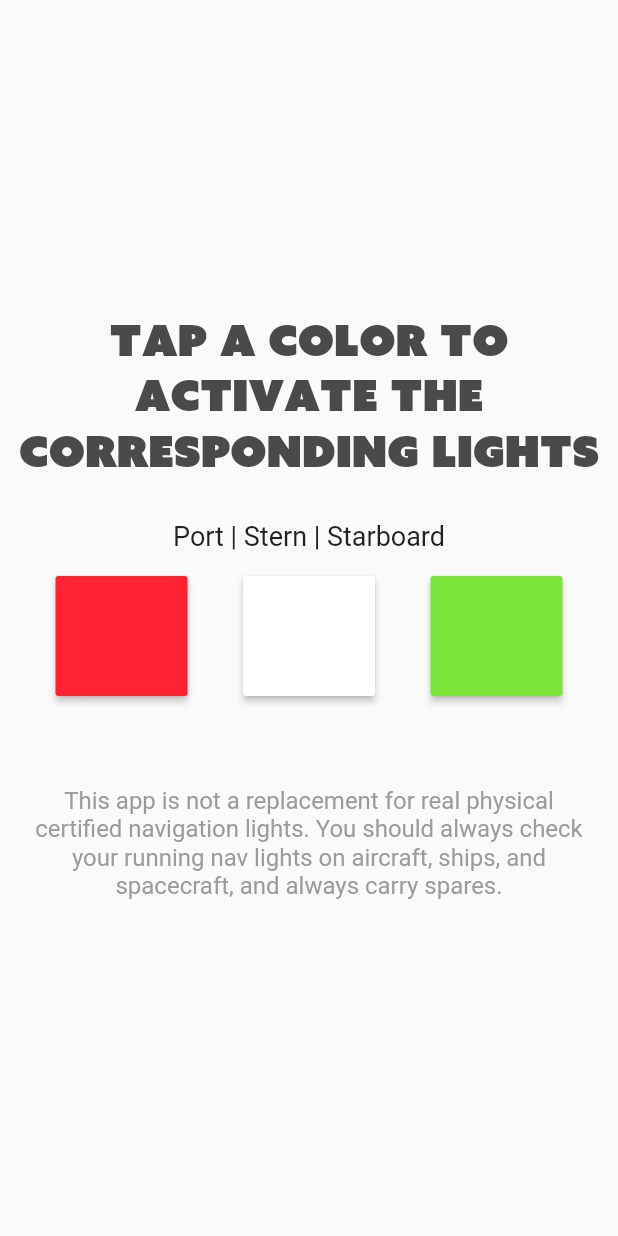
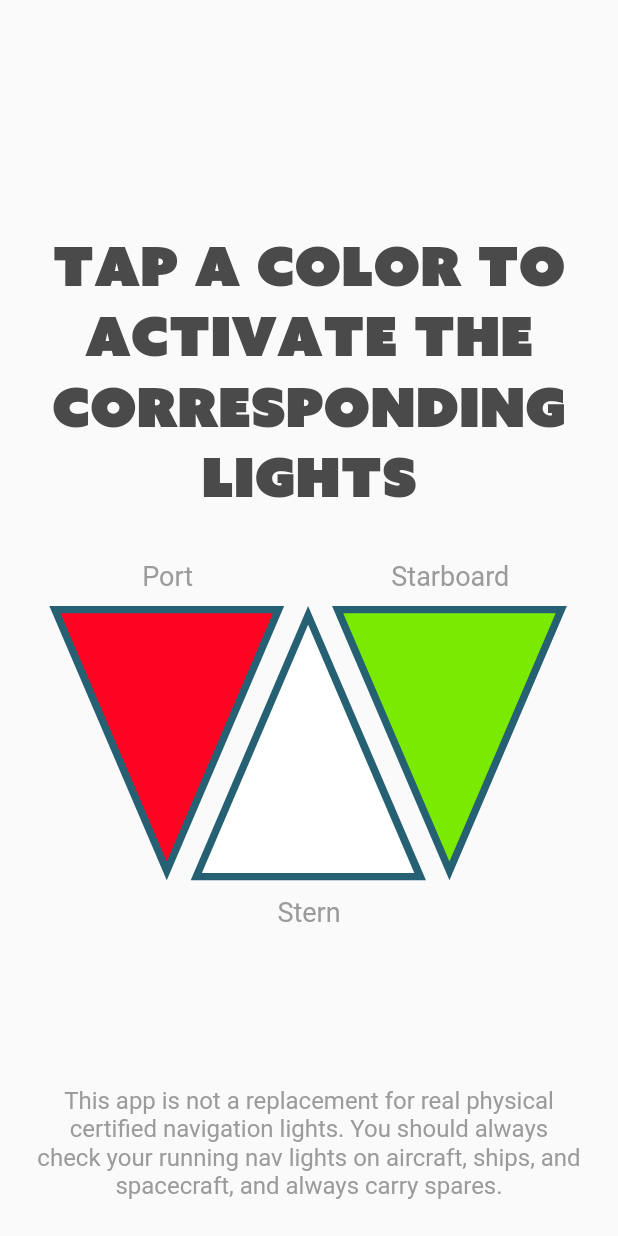
Before and after one commit to supitchayapat/emergency-nav-lights-sim-flutter, a Flutter app: the HomePage screen opened directly, on a phone screen of 412 x 824 dp. Run offline on Flutter 3.47's test engine with Material 2 defaults, Android fonts, the phone set to English and light mode, and no system bars; our stand-ins replace flutter_svg.

Commit message:
add light boxes on home page

```diff
--- a/lib/page/home-page.dart
+++ b/lib/page/home-page.dart
@@ -1,70 +1,125 @@
 import 'package:emergency_nav_lights_sim/app-constant.dart';
 import 'package:emergency_nav_lights_sim/page/one-light-page.dart';
 import 'package:flutter/material.dart';
+import 'package:flutter_svg/svg.dart';
 
 class HomePage extends StatelessWidget {
+  void navigateToOneLight(context, color) {
+    Navigator.push(
+      context,
+      MaterialPageRoute(builder: (context) => OneLightPage(color)),
+    );
+  }
+
   @override
   Widget build(BuildContext context) {
+    var boxWidth = MediaQuery.of(context).size.width / 2.6;
+    var boxHeight = boxWidth * 1.169;
+
+    var boxMargin = MediaQuery.of(context).size.width / 2.0 - boxWidth - 15;
+
     return Scaffold(
-      body: Center(
-        child: Column(
+      body: Stack(
+        children: [
+          Column(
             mainAxisAlignment: MainAxisAlignment.center,
             children: <Widget>[
               Container(
-              margin: EdgeInsets.only(bottom: 28.0),
+                margin: EdgeInsets.only(
+                    left: 16.0, right: 16.0, top: 48.0, bottom: 32.0),
                 child: Text("Tap a color to activate the corresponding lights",
                     textAlign: TextAlign.center,
                     style: TextStyle(
-                      fontSize: 28.0,
+                        fontSize: 36.0,
                         color: AppColors.dark,
                         fontFamily: "AzoSansUber")),
               ),
-            Container(
-              margin: EdgeInsets.only(bottom: 16.0),
+              Stack(
+                  overflow: Overflow.visible,
+                  alignment: Alignment.topLeft,
+                  children: [
+                    Positioned(
+                        left: boxMargin,
+                        child: InkWell(
+                          onTap: () =>
+                              navigateToOneLight(context, AppColors.red),
+                          child: Column(
+                            children: [
+                              SizedBox(
+                                height: 30.0,
                                 child: Text(
-                "Port | Stern | Starboard",
-                textAlign: TextAlign.center,
-                style: TextStyle(fontSize: 18.0),
+                                  "Port",
+                                  style: TextStyle(
+                                      fontSize: 18.0, color: AppColors.grey),
                                 ),
                               ),
-            Row(
-              mainAxisAlignment: MainAxisAlignment.spaceEvenly,
-              children: <Widget>[
-                MaterialButton(
-                    height: 80.0,
-                    color: AppColors.red,
-                    onPressed: () {
-                      Navigator.push(
-                        context,
-                        MaterialPageRoute(
-                            builder: (context) => OneLightPage(AppColors.red)),
-                      );
-                    }),
-                MaterialButton(
-                    height: 80.0,
-                    color: Colors.white,
-                    onPressed: () {
-                      Navigator.push(
-                        context,
-                        MaterialPageRoute(
-                            builder: (context) => OneLightPage(Colors.white)),
-                      );
-                    }),
-                MaterialButton(
-                    height: 80.0,
-                    color: AppColors.green,
-                    onPressed: () {
-                      Navigator.push(
-                        context,
-                        MaterialPageRoute(
-                            builder: (context) =>
-                                OneLightPage(AppColors.green)),
-                      );
-                    }),
+                              SizedBox(
+                                width: boxWidth,
+                                height: boxHeight,
+                                child: SvgPicture.asset(
+                                    "assets/images/redTriangle.svg"),
+                              ),
+                              SizedBox(height: 30.0)
+                            ],
+                          ),
+                        )),
+                    Positioned(
+                      child: InkWell(
+                        onTap: () => navigateToOneLight(context, Colors.white),
+                        child: Column(children: [
+                          SizedBox(height: 30.0),
+                          SizedBox(
+                            width: boxWidth,
+                            height: boxHeight,
+                            child: SvgPicture.asset(
+                                "assets/images/whiteTriangle.svg"),
+                          ),
+                          SizedBox(
+                            height: 30.0,
+                            child: Align(
+                              alignment: Alignment.bottomCenter,
+                              child: Text(
+                                "Stern",
+                                style: TextStyle(
+                                    fontSize: 18.0, color: AppColors.grey),
+                              ),
+                            ),
+                          )
+                        ]),
+                      ),
+                    ),
+                    Positioned(
+                      right: boxMargin,
+                      child: InkWell(
+                          onTap: () =>
+                              navigateToOneLight(context, AppColors.green),
+                          child: Column(
+                            children: [
+                              SizedBox(
+                                height: 30.0,
+                                child: Text(
+                                  "Starboard",
+                                  style: TextStyle(
+                                      fontSize: 18.0, color: AppColors.grey),
+                                ),
+                              ),
+                              SizedBox(
+                                width: boxWidth,
+                                height: boxHeight,
+                                child: SvgPicture.asset(
+                                    "assets/images/greenTriangle.svg"),
+                              ),
+                              SizedBox(height: 30.0)
+                            ],
+                          )),
+                    )
+                  ]),
+              SizedBox(height: 100.0)
             ],
           ),
           Container(
-              margin: EdgeInsets.only(top: 60.0, right: 16.0, bottom: 16.0, left: 16.0),
+            alignment: Alignment.bottomCenter,
+            margin: EdgeInsets.all(24.0),
             child: Text(
                 "This app is not a replacement for real physical certified navigation lights. You should always check your running nav lights on aircraft, ships, and spacecraft, and always carry spares.",
                 textAlign: TextAlign.center,
@@ -72,7 +127,6 @@ class HomePage extends StatelessWidget {
           )
         ],
       ),
-      ),
     );
   }
 }
--- a/lib/page/splash-page.dart
+++ b/lib/page/splash-page.dart
@@ -41,13 +41,12 @@ class SplashPageState extends State<SplashPage> {
       backgroundColor: Colors.white,
       body: InkWell(
         child: Stack(
-          children: <Widget>[
-            Center(
-                child: Column(
+          children: [
+            Column(
               mainAxisAlignment: MainAxisAlignment.center,
-              children: <Widget>[
+              children: [
                 Container(
-                  margin: EdgeInsets.all(12.0),
+                  margin: EdgeInsets.only(bottom: 12.0),
                   child: Text("EMERGENCY\nNAV LIGHTS\nSIMULATOR",
                       textAlign: TextAlign.center,
                       style: TextStyle(
@@ -57,9 +56,9 @@ class SplashPageState extends State<SplashPage> {
                 ),
                 Image.asset("assets/images/boat.png"),
               ],
-            )),
+            ),
             Container(
-                margin: EdgeInsets.all(32.0),
+                margin: EdgeInsets.only(bottom: 32.0),
                 alignment: Alignment.bottomCenter,
                 child: Text("build by SWARM",
                     style: TextStyle(color: AppColors.grey)))
--- a/pubspec.yaml
+++ b/pubspec.yaml
@@ -10,6 +10,7 @@ dependencies:
   flutter:
     sdk: flutter
   cupertino_icons: ^0.1.2
+  flutter_svg: 0.5.5
 
 dev_dependencies:
   flutter_test:
```
Also changed, not shown: assets/images/greenTriangle.svg (added), assets/images/redTriangle.svg (added), assets/images/whiteTriangle.svg (added), pubspec.lock. Lines whose indentation alone changed are shown as unchanged.
